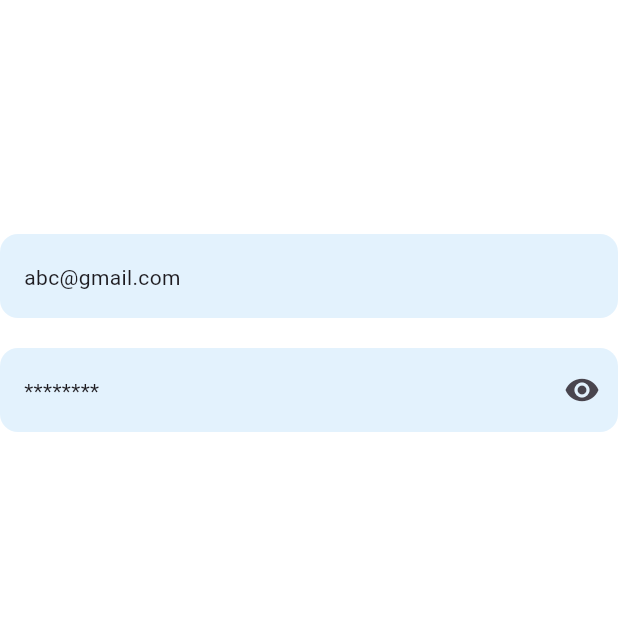
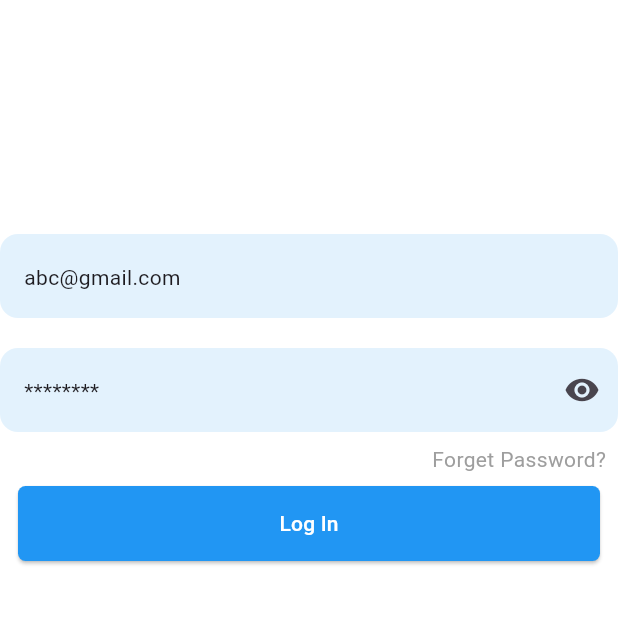
Before and after one commit to Sprajapati123/ai39B, a Flutter app: the screen it shows after launch, on a phone screen of 412 x 824 dp, the top half of it. Run offline on Flutter 3.47's test engine with Material 3 defaults, Android fonts, the phone set to English and light mode, and no system bars; our stand-ins replace shared_preferences.

Commit message:
forget password

```diff
--- a/lib/main.dart
+++ b/lib/main.dart
@@ -1,4 +1,4 @@
-import 'package:ai39b/login_screen.dart';
+import 'package:ai39b/view/authentication/login_screen.dart';
 import 'package:ai39b/profile_screen.dart';
 import 'package:flutter/material.dart';
 
--- a/lib/login_screen.dart
+++ b/lib/view/authentication/login_screen.dart
@@ -13,8 +13,6 @@ class _LoginScreenState extends State<LoginScreen> {
   TextEditingController passwordController = TextEditingController();
 
   bool visibility = true;
-
-
 
   @override
   Widget build(BuildContext context) {
@@ -54,9 +52,9 @@ class _LoginScreenState extends State<LoginScreen> {
                     visibility = !visibility;
                   });
                 },
-                icon: Icon(visibility== true
-                    ? Icons.visibility
-                    : Icons.visibility_off),
+                icon: Icon(
+                  visibility == true ? Icons.visibility : Icons.visibility_off,
+                ),
               ),
               hint: Text("********"),
               filled: true,
@@ -71,6 +69,33 @@ class _LoginScreenState extends State<LoginScreen> {
               ),
             ),
           ),
+          Padding(
+            padding: const EdgeInsets.all(8.0),
+            child: Row(
+              mainAxisAlignment: MainAxisAlignment.end,
+              children: [
+                Text("Forget Password?", style: TextStyle(color: Colors.grey)),
+              ],
+            ),
+          ),
+          Padding(
+            padding: const EdgeInsets.symmetric(horizontal: 12),
+            child: SizedBox(
+              height: 50,
+              width: double.infinity,
+              child: ElevatedButton(
+                style: ElevatedButton.styleFrom(
+                  shape: RoundedRectangleBorder(
+                    borderRadius: BorderRadius.circular(5),
+                  ),
+                  backgroundColor: Colors.blue,
+                  foregroundColor: Colors.white,
+                ),
+                onPressed: () {},
+                child: Text("Log In"),
+              ),
+            ),
+          ),
         ],
       ),
     );
```
Also changed, not shown: 2 other files.
